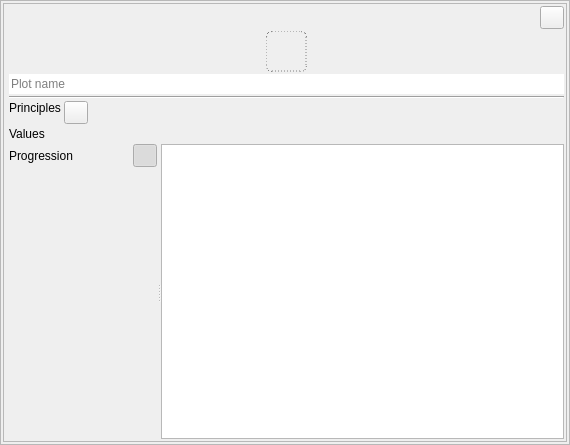
First picture: the form in ui/plot_widget.ui, repository zkovari/plotlyst, before the edit.
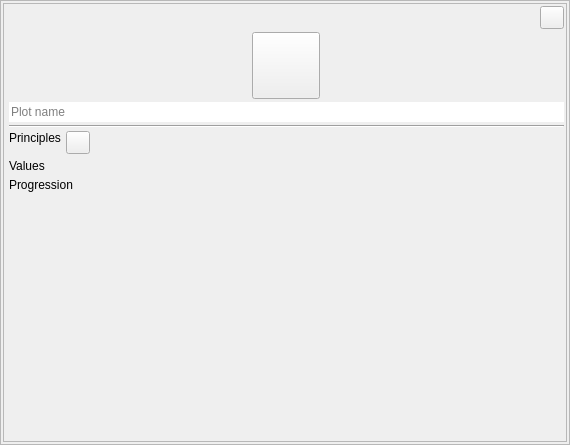
Second picture: the form after the edit. Custom widgets are drawn as their Qt base class.

Commit message: Bigger avatar and icon selectors for plots

```diff
--- a/ui/plot_widget.ui
+++ b/ui/plot_widget.ui
@@ -48,7 +48,7 @@
      </property>
      <layout class="QVBoxLayout" name="verticalLayout_2">
       <property name="spacing">
-       <number>2</number>
+       <number>3</number>
       </property>
       <property name="leftMargin">
        <number>5</number>
@@ -77,27 +77,13 @@
         <property name="focusPolicy">
          <enum>Qt::ClickFocus</enum>
         </property>
-        <property name="styleSheet">
-         <string notr="true">QToolButton {
-	border: 1px dashed grey;
-	border-radius: 6px;
-}
-
-QToolButton:pressed {
-	border: 1px solid grey;
-}
-
-QToolButton:checked {
-		border: 2px solid black;	
-}</string>
-        </property>
         <property name="text">
          <string/>
         </property>
         <property name="iconSize">
          <size>
-          <width>36</width>
-          <height>36</height>
+          <width>60</width>
+          <height>60</height>
          </size>
         </property>
        </widget>
@@ -136,7 +122,7 @@
            <x>0</x>
            <y>0</y>
            <width>555</width>
-           <height>338</height>
+           <height>308</height>
           </rect>
          </property>
          <property name="sizePolicy">
@@ -147,7 +133,7 @@
          </property>
          <layout class="QVBoxLayout" name="verticalLayout_3">
           <property name="spacing">
-           <number>3</number>
+           <number>5</number>
           </property>
           <property name="leftMargin">
            <number>0</number>
@@ -258,28 +244,6 @@
                     </property>
                    </widget>
                   </item>
-                  <item alignment="Qt::AlignRight">
-                   <widget class="QToolButton" name="btnArcToggle">
-                    <property name="cursor">
-                     <cursorShape>PointingHandCursor</cursorShape>
-                    </property>
-                    <property name="toolTip">
-                     <string>Toggle plot arc preview</string>
-                    </property>
-                    <property name="text">
-                     <string/>
-                    </property>
-                    <property name="checkable">
-                     <bool>true</bool>
-                    </property>
-                    <property name="checked">
-                     <bool>true</bool>
-                    </property>
-                    <property name="base" stdset="0">
-                     <bool>true</bool>
-                    </property>
-                   </widget>
-                  </item>
                  </layout>
                 </item>
                 <item>
@@ -311,14 +275,6 @@
                 </item>
                </layout>
               </widget>
-              <widget class="ChartView" name="chartViewArcPreview">
-               <property name="sizePolicy">
-                <sizepolicy hsizetype="Expanding" vsizetype="Expanding">
-                 <horstretch>0</horstretch>
-                 <verstretch>0</verstretch>
-                </sizepolicy>
-               </property>
-              </widget>
              </widget>
             </item>
            </layout>
@@ -338,11 +294,6 @@
    <extends>QToolButton</extends>
    <header>src.main.python.plotlyst.view.widget.button</header>
   </customwidget>
-  <customwidget>
-   <class>ChartView</class>
-   <extends>QGraphicsView</extends>
-   <header>src.main.python.plotlyst.view.widget.display</header>
-  </customwidget>
  </customwidgets>
  <resources/>
  <connections/>
```
Left out of the diff: 3 changed lines with no effect on the pictures. The commit also changes 2 other files.
